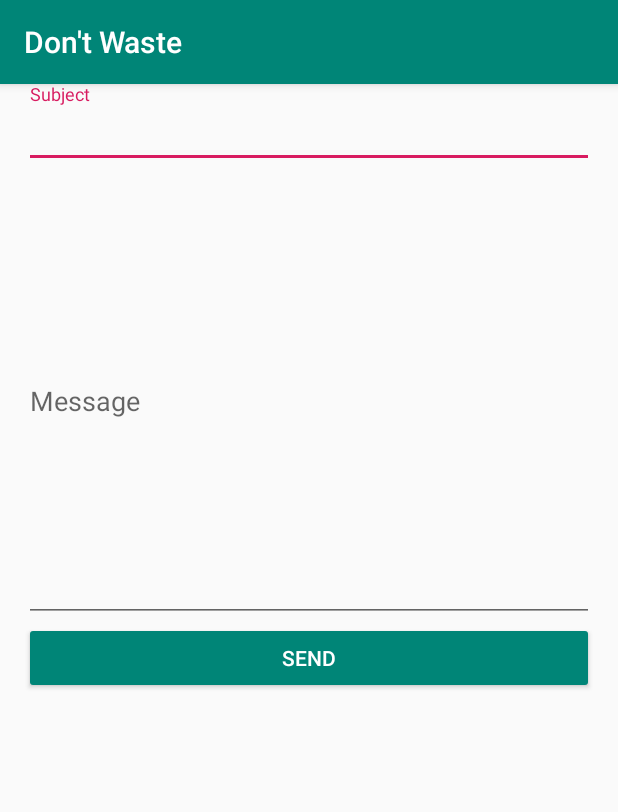
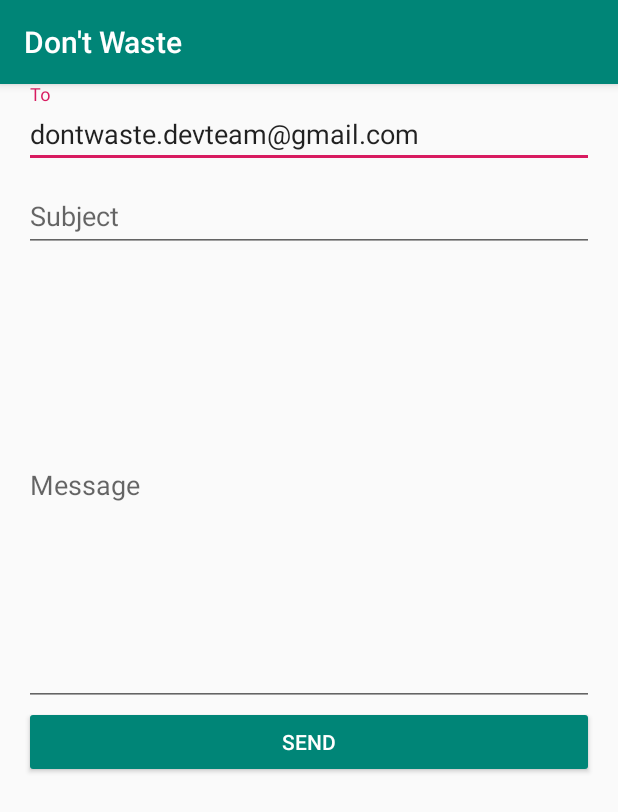
Before and after one commit to Keizaak/DontWaste, an Android app: the ContactFormView screen opened directly, with no data from a screen before it, after a tap on "SEND", on a phone screen of 412 x 824 dp. Shown: the top 812 px of the screen. Run offline under Robolectric (Android 15) with nearby library versions, the phone set to English and light mode, and no system bars.

Commit message:
Ajout du destinataire dans formulaire contact

```diff
--- a/app/src/main/java/fr/iutbm/dontwaste/ContactFormView.java
+++ b/app/src/main/java/fr/iutbm/dontwaste/ContactFormView.java
@@ -8,6 +8,7 @@ import android.widget.Button;
 import android.widget.EditText;
 
 public class ContactFormView extends AppCompatActivity {
+    private EditText textTo;
     private EditText textSubject;
     private EditText textMessage;
 
@@ -17,6 +18,8 @@ public class ContactFormView extends AppCompatActivity {
         super.onCreate(savedInstanceState);
         setContentView(R.layout.activity_contact_form_view);
 
+        textTo = findViewById(R.id.txtTo);
+        textTo.setText("dontwaste.devteam@gmail.com");
         textSubject = findViewById(R.id.txtSubject);
         textMessage = findViewById(R.id.txtMessage);
 
@@ -30,13 +33,14 @@ public class ContactFormView extends AppCompatActivity {
     }
 
     private void sendMail(){
+        String sendTo = textTo.getText().toString();
         String subject = textSubject.getText().toString();
         String message = textMessage.getText().toString();
 
         Intent intent = new Intent(Intent.ACTION_SEND);
         intent.setType("text/plain");
 
-        intent.putExtra(Intent.EXTRA_EMAIL, new String[]{"dontwaste.devteam@gmail.com"});
+        intent.putExtra(Intent.EXTRA_EMAIL, new String[]{sendTo});
         intent.putExtra(Intent.EXTRA_SUBJECT, subject);
         intent.putExtra(Intent.EXTRA_TEXT, message);
 
--- a/app/src/main/res/layout/activity_contact_form_view.xml
+++ b/app/src/main/res/layout/activity_contact_form_view.xml
@@ -5,6 +5,18 @@
     android:paddingLeft="16dp"
     android:paddingRight="16dp"
     android:orientation="vertical" >
+
+    <android.support.design.widget.TextInputLayout
+        android:layout_width="match_parent"
+        android:layout_height="wrap_content">
+
+        <EditText
+            android:id="@+id/txtTo"
+            android:layout_width="match_parent"
+            android:layout_height="wrap_content"
+            android:hint="To" />
+
+    </android.support.design.widget.TextInputLayout>
 
     <android.support.design.widget.TextInputLayout
         android:layout_width="match_parent"
```
